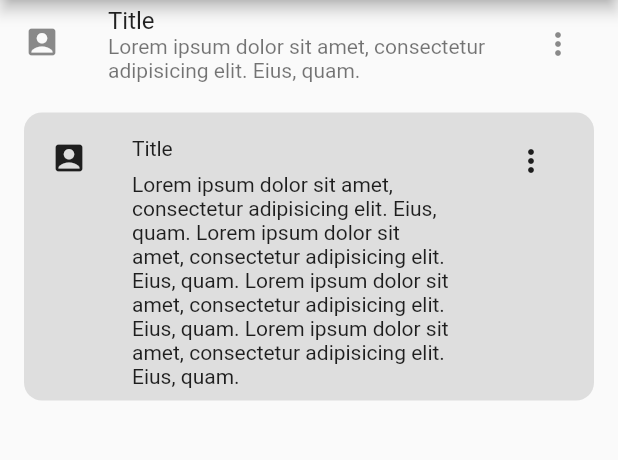
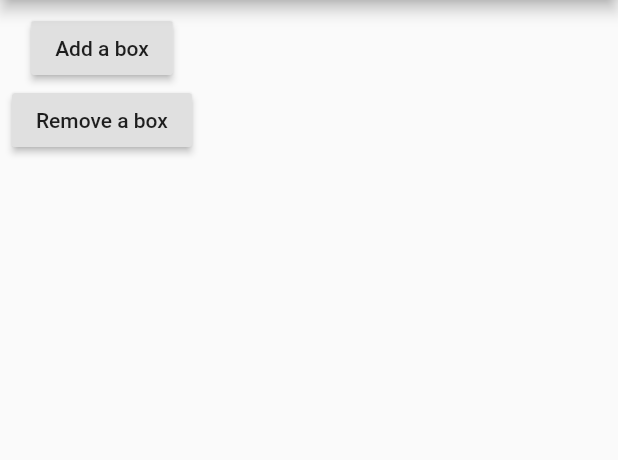
Before and after one commit to lesnitsky/flutter_learners_app, a Flutter app: the screen it shows after launch, on a phone screen of 412 x 824 dp, the part 84-544 px from its top. Run offline on Flutter 3.47's test engine with Material 2 defaults, Android fonts, the phone set to English and light mode, and no system bars.

Commit message:
stateful widget demo

```diff
--- a/lib/pages/home.dart
+++ b/lib/pages/home.dart
@@ -1,5 +1,6 @@
+import 'dart:math';
+
 import 'package:flutter/material.dart';
-import 'package:flutter_learners_app/widgets/custom_list_tile.dart';
 
 class Home extends StatelessWidget {
   @override
@@ -8,34 +9,127 @@ class Home extends StatelessWidget {
       appBar: AppBar(
         title: Text('Flutter Learners App'),
       ),
-      body: Container(
-        child: Column(
-          children: [
-            ListTile(
-              title: Text('Title'),
-              subtitle: Text(
-                'Lorem ipsum dolor sit amet, consectetur adipisicing elit. Eius, quam.',
-              ),
-              leading: Icon(Icons.account_box),
-              trailing: IconButton(
-                icon: Icon(Icons.more_vert),
-                onPressed: () {},
-              ),
-            ),
-            CustomListTile(
-              title: Text('Title'),
-              subtitle: Text(
-                'Lorem ipsum dolor sit amet, consectetur adipisicing elit. Eius, quam. Lorem ipsum dolor sit amet, consectetur adipisicing elit. Eius, quam. Lorem ipsum dolor sit amet, consectetur adipisicing elit. Eius, quam. Lorem ipsum dolor sit amet, consectetur adipisicing elit. Eius, quam.',
-              ),
-              leading: Icon(Icons.account_box),
-              trailing: IconButton(
-                icon: Icon(Icons.more_vert),
-                onPressed: () {},
-              ),
-            ),
-          ],
+      body: Padding(
+        padding: const EdgeInsets.all(8.0),
+        child: Container(
+          child: Example(),
         ),
       ),
     );
   }
 }
+
+class Example extends StatefulWidget {
+  @override
+  _ExampleState createState() {
+    print('create state');
+    return _ExampleState();
+  }
+}
+
+class _ExampleState extends State<Example> {
+  int count;
+  String someString;
+  final rand = Random();
+
+  @override
+  initState() {
+    count = 0;
+    someString = 'something';
+
+    super.initState();
+  }
+
+  @override
+  dispose() {
+    super.dispose();
+  }
+
+  onAddPressed() {
+    setState(() {
+      count++;
+    });
+  }
+
+  onRemovePressed() {
+    setState(() {
+      count--;
+    });
+  }
+
+  @override
+  Widget build(BuildContext context) {
+    print('build');
+    int randomNumber = rand.nextInt(100);
+
+    return Column(
+      children: [
+        for (int i = 0; i < count; i++)
+          Box(
+            index: i,
+            randomNumber: randomNumber,
+          ),
+        RaisedButton(
+          child: Text("Add a box"),
+          onPressed: onAddPressed,
+        ),
+        RaisedButton(
+          child: Text("Remove a box"),
+          onPressed: onRemovePressed,
+        ),
+      ],
+    );
+  }
+}
+
+class Box extends StatefulWidget {
+  final int index;
+  final int randomNumber;
+
+  const Box({Key key, this.index, this.randomNumber}) : super(key: key);
+
+  @override
+  _BoxState createState() => _BoxState();
+}
+
+class _BoxState extends State<Box> {
+  @override
+  initState() {
+    print("I'm a box with index ${widget.index}");
+    super.initState();
+  }
+
+  @override
+  void didUpdateWidget(covariant Box oldWidget) {
+    print('widget with index ${widget.index} updated');
+    print('old random number: ${oldWidget.randomNumber}');
+    print('current random number: ${widget.randomNumber}');
+
+    super.didUpdateWidget(oldWidget);
+  }
+
+  @override
+  void dispose() {
+    print("A box with index ${widget.index} was removed");
+    super.dispose();
+  }
+
+  @override
+  Widget build(BuildContext context) {
+    return Padding(
+      padding: const EdgeInsets.all(4.0),
+      child: Container(
+        height: 20,
+        color: Colors.yellow,
+        child: Center(
+            child: Row(
+          children: [
+            Text(widget.index.toString()),
+            SizedBox(width: 20),
+            Text(widget.randomNumber.toString()),
+          ],
+        )),
+      ),
+    );
+  }
+}
--- a/pubspec.yaml
+++ b/pubspec.yaml
@@ -3,7 +3,7 @@ description: A new Flutter project.
 
 # The following line prevents the package from being accidentally published to
 # pub.dev using `pub publish`. This is preferred for private packages.
-publish_to: 'none' # Remove this line if you wish to publish to pub.dev
+publish_to: "none" # Remove this line if you wish to publish to pub.dev
 
 # The following defines the version and build number for your application.
 # A version number is three numbers separated by dots, like 1.2.43
@@ -24,10 +24,9 @@ dependencies:
   flutter:
     sdk: flutter
 
-
   # The following adds the Cupertino Icons font to your application.
   # Use with the CupertinoIcons class for iOS style icons.
-  cupertino_icons: ^1.0.2
+  cupertino_icons: ^1.0.0
 
 dev_dependencies:
   flutter_test:
@@ -38,7 +37,6 @@ dev_dependencies:
 
 # The following section is specific to Flutter.
 flutter:
-
   # The following line ensures that the Material Icons font is
   # included with your application, so that you can use the icons in
   # the material Icons class.
```
Also changed, not shown: pubspec.lock, 1 other file.
